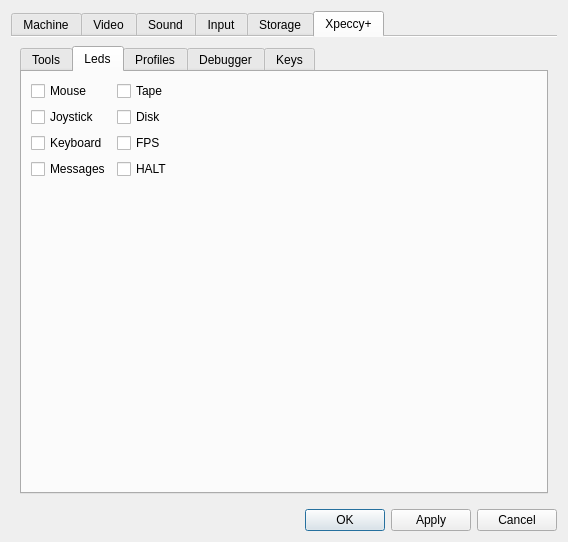
First picture: the form in ui/setupwin.ui, repository dotkoval/xpeccy-plus, before the edit.
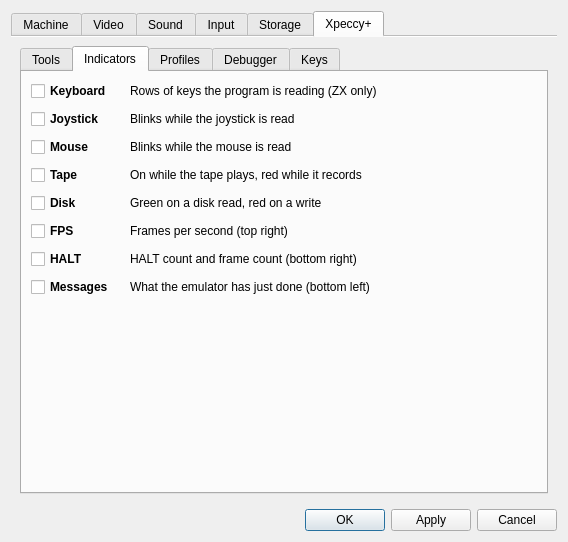
Second picture: the form after the edit. The open tabs and pages were chosen to show the change. Icons and pictures are not drawn. Custom widgets are drawn as their Qt base class.

Commit message:
options: rework the Leds page into Indicators
Every indicator has a row of its own now: the icon it draws on screen, its name
and a line saying what it shows, lined up in columns. FPS, HALT and the messages
had no icon before and got one.

Patch:
```diff
--- a/ui/setupwin.ui
+++ b/ui/setupwin.ui
@@ -3156,37 +3156,247 @@
               <normaloff>:/images/lamp.png</normaloff>:/images/lamp.png</iconset>
             </attribute>
             <attribute name="title">
-             <string>Leds</string>
+             <string>Indicators</string>
             </attribute>
             <layout class="QVBoxLayout" name="verticalLayout_16">
              <item>
               <layout class="QGridLayout" name="gridLayout_23">
+               <property name="horizontalSpacing">
+                <number>16</number>
+               </property>
+               <property name="verticalSpacing">
+                <number>8</number>
+               </property>
                <item row="0" column="0">
-                <widget class="QCheckBox" name="cbMouseLed">
+                <widget class="QCheckBox" name="cbKeysLed">
+                 <property name="font">
+                  <font>
+                   <bold>true</bold>
+                  </font>
+                 </property>
                  <property name="text">
-                  <string>Mouse</string>
+                  <string>Keyboard</string>
+                 </property>
+                 <property name="icon">
+                  <iconset resource="../xpeccy.qrc">
+                   <normaloff>:/images/scanled.png</normaloff>:/images/scanled.png</iconset>
+                 </property>
+                 <property name="iconSize">
+                  <size>
+                   <width>16</width>
+                   <height>16</height>
+                  </size>
+                 </property>
+                </widget>
+               </item>
+               <item row="0" column="1">
+                <widget class="QLabel" name="labKeysLed">
+                 <property name="text">
+                  <string>Rows of keys the program is reading (ZX only)</string>
                  </property>
                 </widget>
                </item>
                <item row="1" column="0">
                 <widget class="QCheckBox" name="cbJoyLed">
+                 <property name="font">
+                  <font>
+                   <bold>true</bold>
+                  </font>
+                 </property>
                  <property name="text">
                   <string>Joystick</string>
                  </property>
+                 <property name="icon">
+                  <iconset resource="../xpeccy.qrc">
+                   <normaloff>:/images/joystick.png</normaloff>:/images/joystick.png</iconset>
+                 </property>
+                 <property name="iconSize">
+                  <size>
+                   <width>16</width>
+                   <height>16</height>
+                  </size>
+                 </property>
+                </widget>
+               </item>
+               <item row="1" column="1">
+                <widget class="QLabel" name="labJoyLed">
+                 <property name="text">
+                  <string>Blinks while the joystick is read</string>
+                 </property>
                 </widget>
                </item>
                <item row="2" column="0">
-                <widget class="QCheckBox" name="cbKeysLed">
+                <widget class="QCheckBox" name="cbMouseLed">
+                 <property name="font">
+                  <font>
+                   <bold>true</bold>
+                  </font>
+                 </property>
                  <property name="text">
-                  <string>Keyboard</string>
+                  <string>Mouse</string>
                  </property>
+                 <property name="icon">
+                  <iconset resource="../xpeccy.qrc">
+                   <normaloff>:/images/mouse.png</normaloff>:/images/mouse.png</iconset>
+                 </property>
+                 <property name="iconSize">
+                  <size>
+                   <width>16</width>
+                   <height>16</height>
+                  </size>
+                 </property>
                 </widget>
                </item>
-               <item row="0" column="1">
+               <item row="2" column="1">
+                <widget class="QLabel" name="labMouseLed">
+                 <property name="text">
+                  <string>Blinks while the mouse is read</string>
+                 </property>
+                </widget>
+               </item>
+               <item row="3" column="0">
                 <widget class="QCheckBox" name="cbTapeLed">
+                 <property name="font">
+                  <font>
+                   <bold>true</bold>
+                  </font>
+                 </property>
                  <property name="text">
                   <string>Tape</string>
                  </property>
+                 <property name="icon">
+                  <iconset resource="../xpeccy.qrc">
+                   <normaloff>:/images/tapeYellow.png</normaloff>:/images/tapeYellow.png</iconset>
+                 </property>
+                 <property name="iconSize">
+                  <size>
+                   <width>16</width>
+                   <height>16</height>
+                  </size>
+                 </property>
+                </widget>
+               </item>
+               <item row="3" column="1">
+                <widget class="QLabel" name="labTapeLed">
+                 <property name="text">
+                  <string>On while the tape plays, red while it records</string>
+                 </property>
+                </widget>
+               </item>
+               <item row="4" column="0">
+                <widget class="QCheckBox" name="cbDiskLed">
+                 <property name="font">
+                  <font>
+                   <bold>true</bold>
+                  </font>
+                 </property>
+                 <property name="text">
+                  <string>Disk</string>
+                 </property>
+                 <property name="icon">
+                  <iconset resource="../xpeccy.qrc">
+                   <normaloff>:/images/diskGreen.png</normaloff>:/images/diskGreen.png</iconset>
+                 </property>
+                 <property name="iconSize">
+                  <size>
+                   <width>16</width>
+                   <height>16</height>
+                  </size>
+                 </property>
+                </widget>
+               </item>
+               <item row="4" column="1">
+                <widget class="QLabel" name="labDiskLed">
+                 <property name="text">
+                  <string>Green on a disk read, red on a write</string>
+                 </property>
+                </widget>
+               </item>
+               <item row="5" column="0">
+                <widget class="QCheckBox" name="cbFpsLed">
+                 <property name="font">
+                  <font>
+                   <bold>true</bold>
+                  </font>
+                 </property>
+                 <property name="text">
+                  <string>FPS</string>
+                 </property>
+                 <property name="icon">
+                  <iconset resource="../xpeccy.qrc">
+                   <normaloff>:/images/bars.png</normaloff>:/images/bars.png</iconset>
+                 </property>
+                 <property name="iconSize">
+                  <size>
+                   <width>16</width>
+                   <height>16</height>
+                  </size>
+                 </property>
+                </widget>
+               </item>
+               <item row="5" column="1">
+                <widget class="QLabel" name="labFpsLed">
+                 <property name="text">
+                  <string>Frames per second (top right)</string>
+                 </property>
+                </widget>
+               </item>
+               <item row="6" column="0">
+                <widget class="QCheckBox" name="cbHaltLed">
+                 <property name="font">
+                  <font>
+                   <bold>true</bold>
+                  </font>
+                 </property>
+                 <property name="text">
+                  <string>HALT</string>
+                 </property>
+                 <property name="icon">
+                  <iconset resource="../xpeccy.qrc">
+                   <normaloff>:/images/pause.png</normaloff>:/images/pause.png</iconset>
+                 </property>
+                 <property name="iconSize">
+                  <size>
+                   <width>16</width>
+                   <height>16</height>
+                  </size>
+                 </property>
+                </widget>
+               </item>
+               <item row="6" column="1">
+                <widget class="QLabel" name="labHaltLed">
+                 <property name="text">
+                  <string>HALT count and frame count (bottom right)</string>
+                 </property>
+                </widget>
+               </item>
+               <item row="7" column="0">
+                <widget class="QCheckBox" name="cbMessage">
+                 <property name="font">
+                  <font>
+                   <bold>true</bold>
+                  </font>
+                 </property>
+                 <property name="text">
+                  <string>Messages</string>
+                 </property>
+                 <property name="icon">
+                  <iconset resource="../xpeccy.qrc">
+                   <normaloff>:/images/label.png</normaloff>:/images/label.png</iconset>
+                 </property>
+                 <property name="iconSize">
+                  <size>
+                   <width>16</width>
+                   <height>16</height>
+                  </size>
+                 </property>
+                </widget>
+               </item>
+               <item row="7" column="1">
+                <widget class="QLabel" name="labMessage">
+                 <property name="text">
+                  <string>What the emulator has just done (bottom left)</string>
+                 </property>
                 </widget>
                </item>
                <item row="0" column="2">
@@ -3202,34 +3412,6 @@
                  </property>
                 </spacer>
                </item>
-               <item row="1" column="1">
-                <widget class="QCheckBox" name="cbDiskLed">
-                 <property name="text">
-                  <string>Disk</string>
-                 </property>
-                </widget>
-               </item>
-               <item row="3" column="0">
-                <widget class="QCheckBox" name="cbMessage">
-                 <property name="text">
-                  <string>Messages</string>
-                 </property>
-                </widget>
-               </item>
-               <item row="2" column="1">
-                <widget class="QCheckBox" name="cbFpsLed">
-                 <property name="text">
-                  <string>FPS</string>
-                 </property>
-                </widget>
-               </item>
-               <item row="3" column="1">
-                <widget class="QCheckBox" name="cbHaltLed">
-                 <property name="text">
-                  <string>HALT</string>
-                 </property>
-                </widget>
-               </item>
               </layout>
              </item>
              <item>
```
The commit also changes 2 other files.
